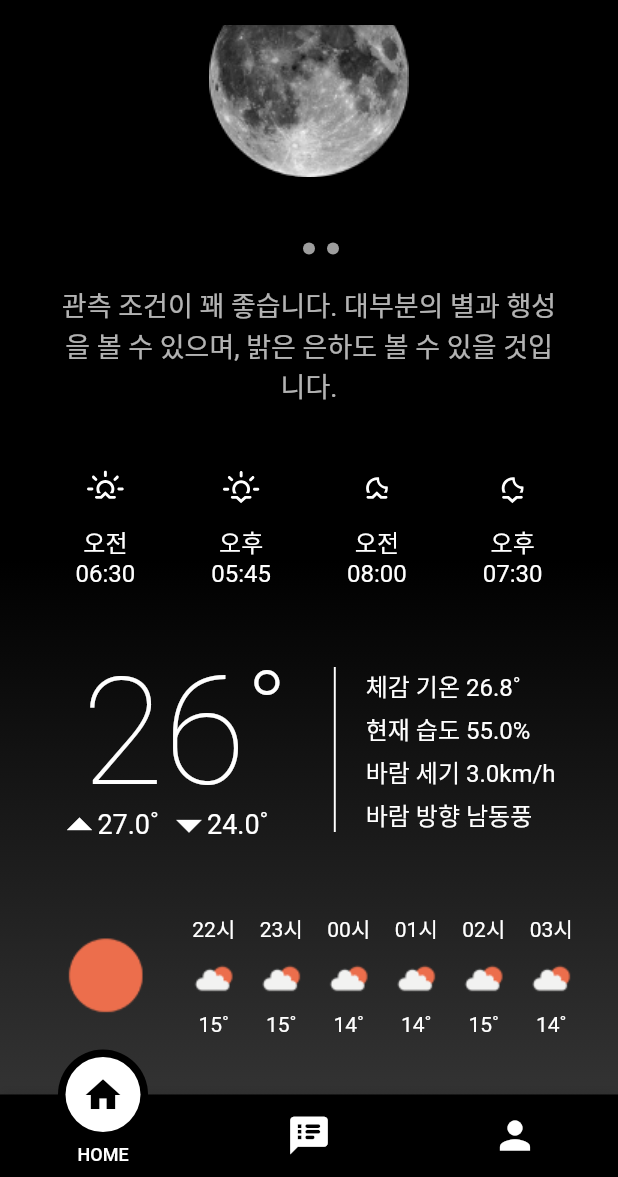
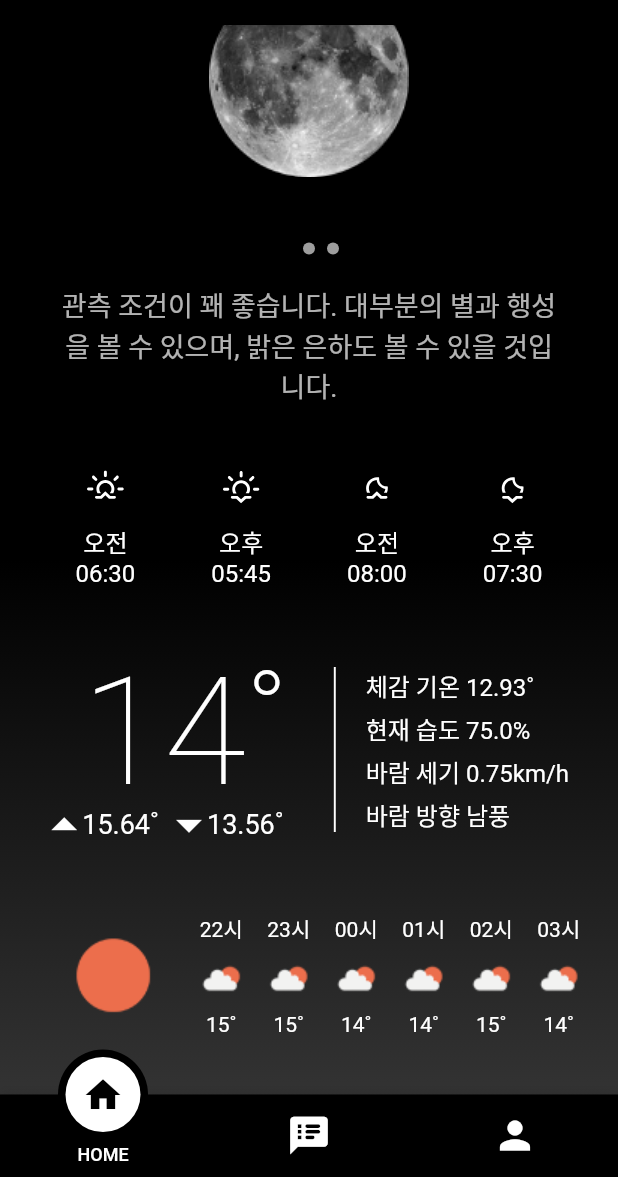
Before and after one commit to Kumoh-OpenSource-Project/frontend, a Flutter app: the screen it shows after launch, scrolled down 134 dp, on a phone screen of 412 x 824 dp, the part 59-1236 px from its top. Run offline on Flutter 3.47's test engine with Material 2 defaults, Android fonts, the light colour scheme and no system bars; drawn by our look-alikes of motion_tab_bar_v2, smooth_page_indicator; our stand-ins replace table_calendar, weather_icons.

Commit message:
Chore: Modifying mock data

```diff
--- a/star_hub/lib/home/view/screens/home_screen.dart
+++ b/star_hub/lib/home/view/screens/home_screen.dart
@@ -55,141 +55,41 @@ class _HomePageState extends State<HomePage> {
     dummyRealTimeWeatherInfo = RealTimeWeatherInfo(
       main: 'Clear',
       description: 'Clear sky',
-      icon: '01d',
-      temp: 25.5,
-      feelsLike: 26.8,
-      tempMin: 24.0,
-      tempMax: 27.0,
-      humidity: 55.0,
-      windSpeed: 3.0,
-      windDeg: 120.0,
+      icon: 'sunny',
+      temp: 13.56,
+      feelsLike: 12.93,
+      tempMin: 13.56,
+      tempMax: 15.64,
+      humidity: 75,
+      windSpeed: 0.75,
+      windDeg: 199,
       seeing: 3,
     );
 
-    dummyWeatherData = [
-      WeatherData(
-        date: "2023-11-12",
-        weathers: [
-          WeekHourlyWeatherInfo(
+    dummyWeatherData = List.generate(
+      6,
+      (index) {
+        final nextDate = today.add(Duration(days: index + 1));
+        return WeatherData(
+          date: DateFormat('yyyy-MM-dd').format(nextDate),
+          weathers: List.generate(
+            8,
+            (hour) => WeekHourlyWeatherInfo(
               main: "Clouds",
               description: "튼구름",
               icon: "sunny",
               temp: 3.36,
-              time: "00:00"),
-          WeekHourlyWeatherInfo(
-              main: "Clouds",
-              description: "튼구름",
-              icon: "sunny",
-              temp: 3.36,
-              time: "03:00"),
-          WeekHourlyWeatherInfo(
-              main: "Clouds",
-              description: "튼구름",
-              icon: "sunny",
-              temp: 3.36,
-              time: "06:00"),
-          WeekHourlyWeatherInfo(
-              main: "Clouds",
-              description: "튼구름",
-              icon: "sunny",
-              temp: 3.36,
-              time: "09:00"),
-          WeekHourlyWeatherInfo(
-              main: "Clouds",
-              description: "튼구름",
-              icon: "sunny",
-              temp: 3.36,
-              time: "12:00"),
-          WeekHourlyWeatherInfo(
-              main: "Clouds",
-              description: "튼구름",
-              icon: "sunny",
-              temp: 3.36,
-              time: "15:00"),
-          WeekHourlyWeatherInfo(
-              main: "Clouds",
-              description: "튼구름",
-              icon: "sunny",
-              temp: 3.36,
-              time: "18:00"),
-          WeekHourlyWeatherInfo(
-              main: "Clouds",
-              description: "튼구름",
-              icon: "sunny",
-              temp: 3.36,
-              time: "21:00"),
-        ],
-        sunrise: "오전 06:59",
-        sunset: "오후 05:22",
-        moonrise: "오전 04:35",
-        moonset: "오후 04:07",
-        seeing: 5,
-      ),
-      WeatherData(
-        date: "2023-11-13",
-        weathers: [
-          WeekHourlyWeatherInfo(
-              main: "Clouds",
-              description: "튼구름",
-              icon: "sunny",
-              temp: 3.36,
-              time: "00:00"),
-        ],
-        sunrise: "오전 06:59",
-        sunset: "오후 05:22",
-        moonrise: "오전 04:35",
-        moonset: "오후 04:07",
-        seeing: 2,
-      ),
-      WeatherData(
-        date: "2023-11-14",
-        weathers: [
-          WeekHourlyWeatherInfo(
-              main: "Clouds",
-              description: "튼구름",
-              icon: "sunny",
-              temp: 3.36,
-              time: "00:00"),
-        ],
-        sunrise: "오전 06:59",
-        sunset: "오후 05:22",
-        moonrise: "오전 04:35",
-        moonset: "오후 04:07",
-        seeing: 1,
-      ),
-      WeatherData(
-        date: "2023-11-15",
-        weathers: [
-          WeekHourlyWeatherInfo(
-              main: "Clouds",
-              description: "튼구름",
-              icon: "cloudy",
-              temp: 3.36,
-              time: "00:00"),
-        ],
-        sunrise: "오전 06:59",
-        sunset: "오후 05:22",
-        moonrise: "오전 04:35",
-        moonset: "오후 04:07",
-        seeing: 8,
-      ),
-      WeatherData(
-        date: "2023-11-16",
-        weathers: [
-          WeekHourlyWeatherInfo(
-              main: "Clouds",
-              description: "튼구름",
-              icon: "sunny",
-              temp: 3.36,
-              time: "00:00"),
-        ],
-        sunrise: "오전 06:59",
-        sunset: "오후 05:22",
-        moonrise: "오전 04:35",
-        moonset: "오후 04:07",
-        seeing: 7,
-      ),
-    ];
+              time: "${hour * 3}:00",
+            ),
+          ),
+          sunrise: "오전 06:59",
+          sunset: "오후 05:22",
+          moonrise: "오전 04:35",
+          moonset: "오후 04:07",
+          seeing: index + 1,
+        );
+      },
+    );
   }
 
   @override
@@ -235,7 +135,9 @@ class _HomePageState extends State<HomePage> {
           if (isToday)
             WeatherInfo(realTimeWeatherData: dummyRealTimeWeatherInfo),
           isToday
-              ? HourlyWeatherInfo(todayWeatherData: todayWeatherData)
+              ? HourlyWeatherInfo(
+                  todayWeatherData: todayWeatherData,
+                  realTimeWeatherData: dummyRealTimeWeatherInfo)
               : HourlyWeatherInfo(
                   otherDayWeatherData: dummyWeatherData.firstWhere(
                     (data) =>
--- a/star_hub/lib/home/view/widgets/hourly_weather_info.dart
+++ b/star_hub/lib/home/view/widgets/hourly_weather_info.dart
@@ -4,12 +4,14 @@ import '../../model/home_repository.dart';
 
 class HourlyWeatherInfo extends StatelessWidget {
   final TodayWeatherData? todayWeatherData;
+  final RealTimeWeatherInfo? realTimeWeatherData;
   final WeatherData? otherDayWeatherData;
 
   const HourlyWeatherInfo({
     Key? key,
     this.todayWeatherData,
     this.otherDayWeatherData,
+    this.realTimeWeatherData,
   }) : super(key: key);
 
   String formatHourlyTime(String timeString) {
@@ -41,7 +43,7 @@ class HourlyWeatherInfo extends StatelessWidget {
     }
 
     return Padding(
-      padding: const EdgeInsets.symmetric(horizontal: 20),
+      padding: const EdgeInsets.symmetric(horizontal: 25),
       child: SingleChildScrollView(
         scrollDirection: Axis.horizontal,
         child: Padding(
@@ -49,7 +51,8 @@ class HourlyWeatherInfo extends StatelessWidget {
           child: Row(
             mainAxisAlignment: MainAxisAlignment.center,
             children: [
-              if(todayWeatherData != null) Image.asset('assets/sunny.png'),
+              if (todayWeatherData != null && realTimeWeatherData != null)
+                Image.asset('assets/${realTimeWeatherData!.icon}.png'),
               Row(
                 children: weatherDataList.map((data) {
                   return Column(
```
